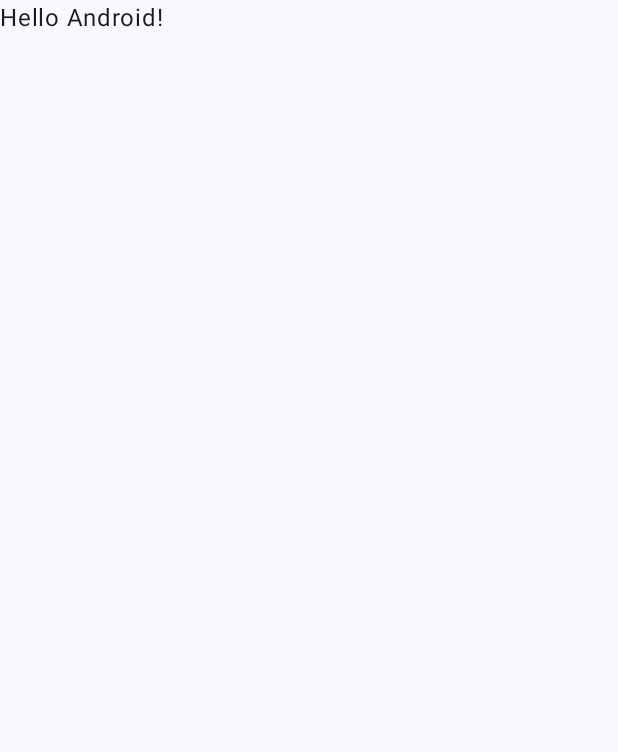
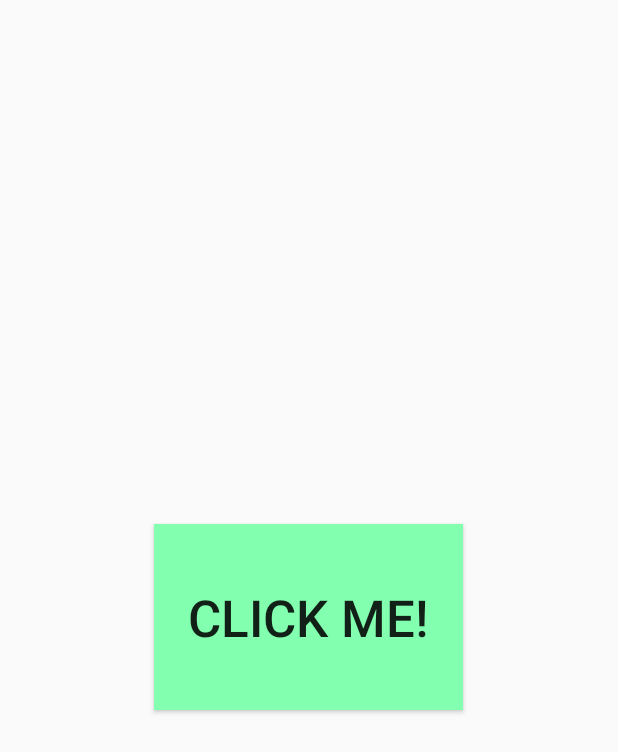
Before and after one commit to DEPatton/GroceryGuru, an Android app built with Jetpack Compose: the screen it shows after launch (MainActivity before the commit, FireBaseTestActivity after it), on a phone screen of 412 x 824 dp. Before the commit the part shown is almost empty. Shown: the top 752 px of the screen. Run offline under Robolectric (Android 15) with nearby library versions, the phone set to English and light mode, and no system bars; our stand-ins replace Firebase (no records; nobody signed in at launch, a user with empty details on screens opened directly).

```diff
--- /dev/null
+++ b/app/src/main/java/com/example/groceryguru_derrick/FireBaseTestActivity.kt
@@ -0,0 +1,37 @@
+package com.example.groceryguru_derrick
+
+import android.content.ContentValues.TAG
+import androidx.appcompat.app.AppCompatActivity
+import android.os.Bundle
+import android.util.Log
+import android.view.View
+import com.google.firebase.firestore.ktx.firestore
+import com.google.firebase.ktx.Firebase
+
+class FireBaseTestActivity : AppCompatActivity() {
+    override fun onCreate(savedInstanceState: Bundle?) {
+        super.onCreate(savedInstanceState)
+        setContentView(R.layout.activity_fire_base_test)
+    }
+
+    val user = hashMapOf(
+        "first" to "Steven",
+        "last" to "Alexander",
+        "born" to 1992
+    )
+
+    val db = Firebase.firestore
+
+    fun onTestButtonPress(view: View?){
+        print("Hello, I was pressed.")
+
+        db.collection("test")
+            .add(user)
+            .addOnSuccessListener { documentReference ->
+                Log.d(TAG, "Document Added with ID: ${documentReference.id}")
+            }
+            .addOnFailureListener { e ->
+                Log.w(TAG, "Error adding document", e)
+            }
+    }
+}
--- /dev/null
+++ b/app/src/main/res/layout/activity_fire_base_test.xml
@@ -0,0 +1,24 @@
+<?xml version="1.0" encoding="utf-8"?>
+<androidx.constraintlayout.widget.ConstraintLayout xmlns:android="http://schemas.android.com/apk/res/android"
+    xmlns:app="http://schemas.android.com/apk/res-auto"
+    xmlns:tools="http://schemas.android.com/tools"
+    android:layout_width="match_parent"
+    android:layout_height="match_parent"
+    tools:context=".FireBaseTestActivity">
+
+    <Button
+        android:id="@+id/test_button"
+        android:layout_width="206dp"
+        android:layout_height="124dp"
+        android:background="#82FFAF"
+        android:onClick="onTestButtonPress"
+        android:text="@string/button1_text"
+        android:textSize="34sp"
+        app:layout_constraintBottom_toBottomOf="parent"
+        app:layout_constraintEnd_toEndOf="parent"
+        app:layout_constraintHorizontal_bias="0.497"
+        app:layout_constraintStart_toStartOf="parent"
+        app:layout_constraintTop_toTopOf="parent"
+        app:layout_constraintVertical_bias="0.499"
+        tools:ignore="TextSizeCheck" />
+</androidx.constraintlayout.widget.ConstraintLayout>
--- a/app/src/main/res/values/strings.xml
+++ b/app/src/main/res/values/strings.xml
@@ -1,3 +1,4 @@
 <resources>
-    <string name="app_name">Grocery Guru-Derrick</string>
+    <string name="app_name">Grocery Guru</string>
+    <string name="button1_text">Click Me!</string>
 </resources>
--- a/build.gradle
+++ b/build.gradle
@@ -1,4 +1,8 @@
-// Top-level build file where you can add configuration options common to all sub-projects/modules.
+buildscript {
+    dependencies {
+        classpath 'com.google.gms:google-services:4.3.15'
+    }
+}// Top-level build file where you can add configuration options common to all sub-projects/modules.
 plugins {
     id 'com.android.application' version '8.0.1' apply false
     id 'com.android.library' version '8.0.1' apply false
```
Also changed, not shown: app/build.gradle (+11 -5 lines), app/src/main/AndroidManifest.xml (+10 -4 lines), 1 other file.
